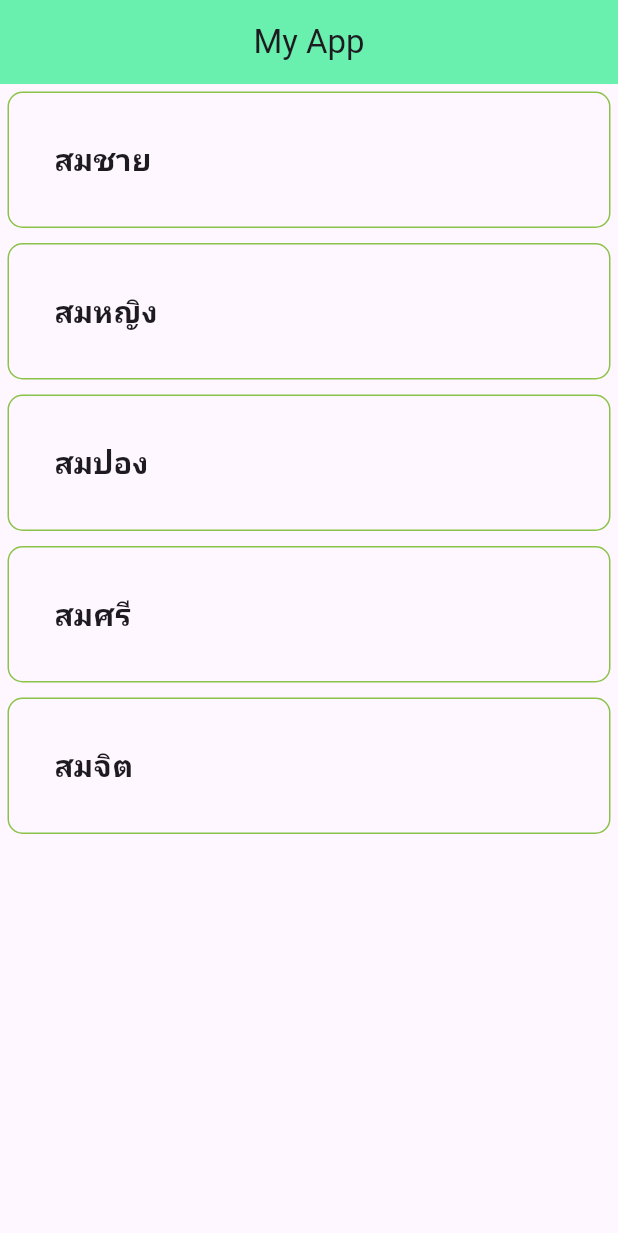
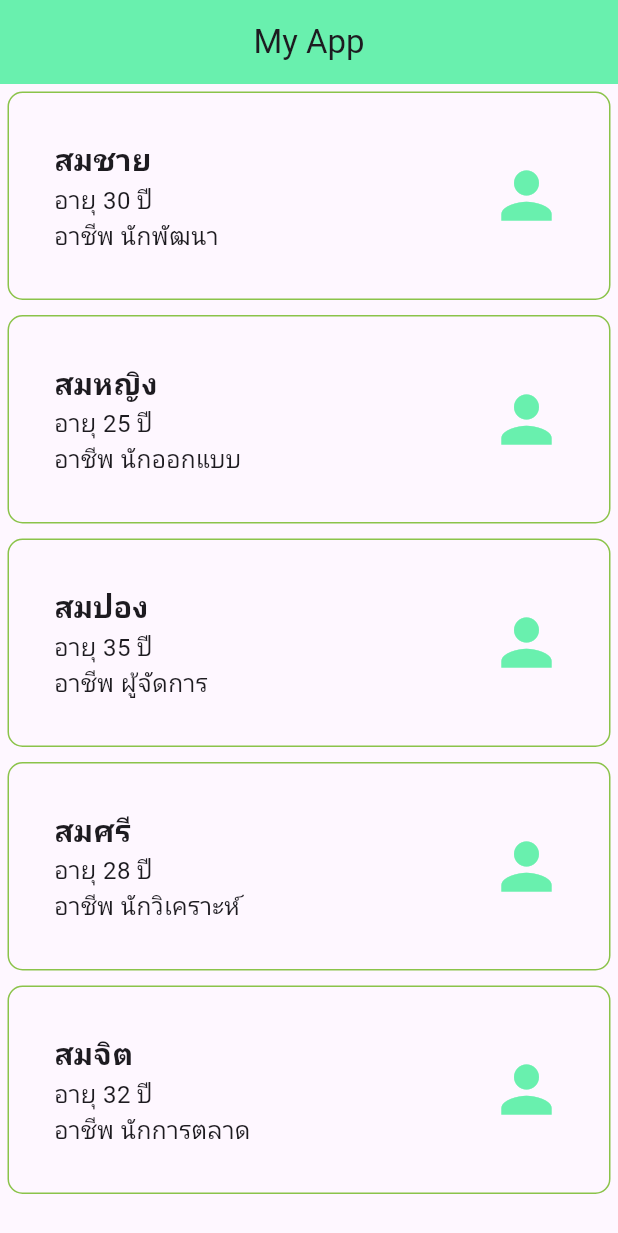
Before and after one commit to SorawitZongkun/learn_flutter_68_1, a Flutter app: the screen it shows after launch, on a phone screen of 412 x 824 dp. Shown: the top 1233 px of the screen. Run offline on Flutter 3.47's test engine with Material 3 defaults, Android fonts, the phone set to English and light mode, and no system bars.

Commit message:
Step 10: Make a model for store data

```diff
--- /dev/null
+++ b/lib/model/person.dart
@@ -0,0 +1,16 @@
+class Person {
+  String name;
+  int age;
+  String job;
+
+  // Constructor
+  Person({required this.name, required this.age, required this.job});
+}
+
+List<Person> people = [
+  Person(name: "สมชาย", age: 30, job: "นักพัฒนา"),
+  Person(name: "สมหญิง", age: 25, job: "นักออกแบบ"),
+  Person(name: "สมปอง", age: 35, job: "ผู้จัดการ"),
+  Person(name: "สมศรี", age: 28, job: "นักวิเคราะห์"),
+  Person(name: "สมจิต", age: 32, job: "นักการตลาด"),
+];
--- a/lib/screen/item.dart
+++ b/lib/screen/item.dart
@@ -1,4 +1,6 @@
 import 'package:flutter/material.dart';
+
+import 'package:learn_flutter_68_1/model/person.dart';
 
 class Item extends StatefulWidget {
   const Item({super.key});
@@ -8,12 +10,10 @@ class Item extends StatefulWidget {
 }
 
 class _ItemState extends State<Item> {
-  List data = ["สมชาย", "สมหญิง", "สมปอง", "สมศรี", "สมจิต"];
-
   @override
   Widget build(BuildContext context) {
     return ListView.builder(
-      itemCount: data.length,
+      itemCount: people.length,
       itemBuilder: (context, index) {
         return Container(
           decoration: BoxDecoration(
@@ -22,9 +22,28 @@ class _ItemState extends State<Item> {
           ),
           margin: EdgeInsets.symmetric(horizontal: 5, vertical: 5),
           padding: EdgeInsets.all(30),
-          child: Text(
-            data[index],
-            style: TextStyle(fontSize: 20, fontWeight: FontWeight.bold),
+          child: Row(
+            mainAxisAlignment: MainAxisAlignment.spaceBetween,
+            children: [
+              Column(
+                crossAxisAlignment: CrossAxisAlignment.start,
+                children: [
+                  Text(
+                    people[index].name,
+                    style: TextStyle(fontSize: 20, fontWeight: FontWeight.bold),
+                  ),
+                  Text(
+                    'อายุ ${people[index].age} ปี',
+                    style: TextStyle(fontSize: 16),
+                  ),
+                  Text(
+                    'อาชีพ ${people[index].job}',
+                    style: TextStyle(fontSize: 16),
+                  ),
+                ],
+              ),
+              Icon(Icons.person, size: 50, color: Colors.greenAccent),
+            ],
           ),
         );
       },
```
